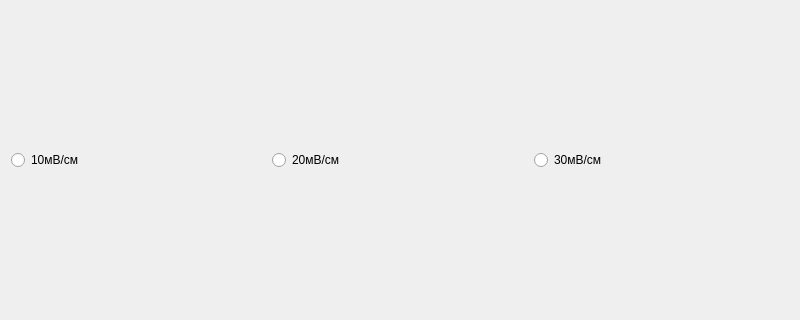
Old version of the form mainwindow.ui in the repository artem1996/cardioPlotter; both pictures show x 0 to 800 and y 148 to 468 of the 800 by 600 pixel window.
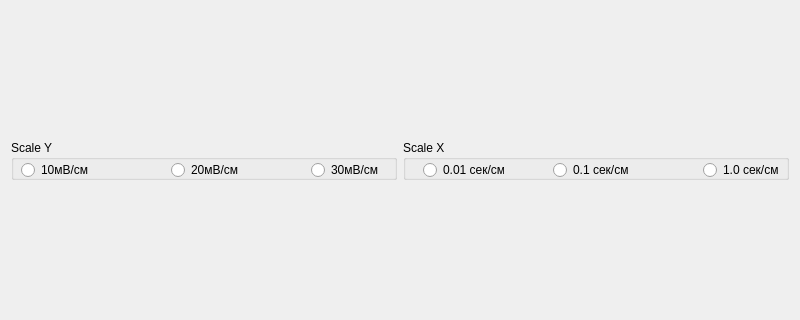
New version of the form.

Diff of the .ui file:
```diff
--- a/mainwindow.ui
+++ b/mainwindow.ui
@@ -31,29 +31,106 @@
    </property>
    <layout class="QGridLayout" name="gridLayout_2">
     <item row="0" column="0">
-     <widget class="QRadioButton" name="scale10">
-      <property name="text">
-       <string>10мВ/см</string>
+     <widget class="QGroupBox" name="scaleX">
+      <property name="enabled">
+       <bool>true</bool>
       </property>
+      <property name="maximumSize">
+       <size>
+        <width>16777215</width>
+        <height>40</height>
+       </size>
+      </property>
+      <property name="title">
+       <string>Scale Y</string>
+      </property>
+      <widget class="QRadioButton" name="scale10">
+       <property name="geometry">
+        <rect>
+         <x>10</x>
+         <y>20</y>
+         <width>81</width>
+         <height>20</height>
+        </rect>
+       </property>
+       <property name="text">
+        <string>10мВ/см</string>
+       </property>
+      </widget>
+      <widget class="QRadioButton" name="scale20">
+       <property name="geometry">
+        <rect>
+         <x>160</x>
+         <y>20</y>
+         <width>81</width>
+         <height>20</height>
+        </rect>
+       </property>
+       <property name="text">
+        <string>20мВ/см</string>
+       </property>
+      </widget>
+      <widget class="QRadioButton" name="scale30">
+       <property name="geometry">
+        <rect>
+         <x>300</x>
+         <y>20</y>
+         <width>81</width>
+         <height>20</height>
+        </rect>
+       </property>
+       <property name="text">
+        <string>30мВ/см</string>
+       </property>
+      </widget>
      </widget>
     </item>
     <item row="0" column="1">
-     <widget class="QRadioButton" name="scale20">
-      <property name="text">
-       <string>20мВ/см</string>
+     <widget class="QGroupBox" name="scaleY">
+      <property name="title">
+       <string>Scale X</string>
       </property>
+      <widget class="QRadioButton" name="scaleTime5">
+       <property name="geometry">
+        <rect>
+         <x>150</x>
+         <y>20</y>
+         <width>81</width>
+         <height>20</height>
+        </rect>
+       </property>
+       <property name="text">
+        <string>0.1 сек/см</string>
+       </property>
+      </widget>
+      <widget class="QRadioButton" name="scaleTime10">
+       <property name="geometry">
+        <rect>
+         <x>300</x>
+         <y>20</y>
+         <width>81</width>
+         <height>20</height>
+        </rect>
+       </property>
+       <property name="text">
+        <string>1.0 сек/см</string>
+       </property>
+      </widget>
+      <widget class="QRadioButton" name="scaleTime1">
+       <property name="geometry">
+        <rect>
+         <x>20</x>
+         <y>20</y>
+         <width>81</width>
+         <height>20</height>
+        </rect>
+       </property>
+       <property name="text">
+        <string>0.01 сек/см</string>
+       </property>
+      </widget>
      </widget>
     </item>
-    <item row="0" column="2">
-     <widget class="QRadioButton" name="scale30">
-      <property name="text">
-       <string>30мВ/см</string>
-      </property>
-     </widget>
-    </item>
-    <item row="1" column="0" colspan="3">
-     <layout class="QGridLayout" name="gridLayout"/>
-    </item>
    </layout>
   </widget>
   <widget class="QMenuBar" name="menuBar">
```
Left out of the diff: 3 changed lines with no effect on the pictures.
